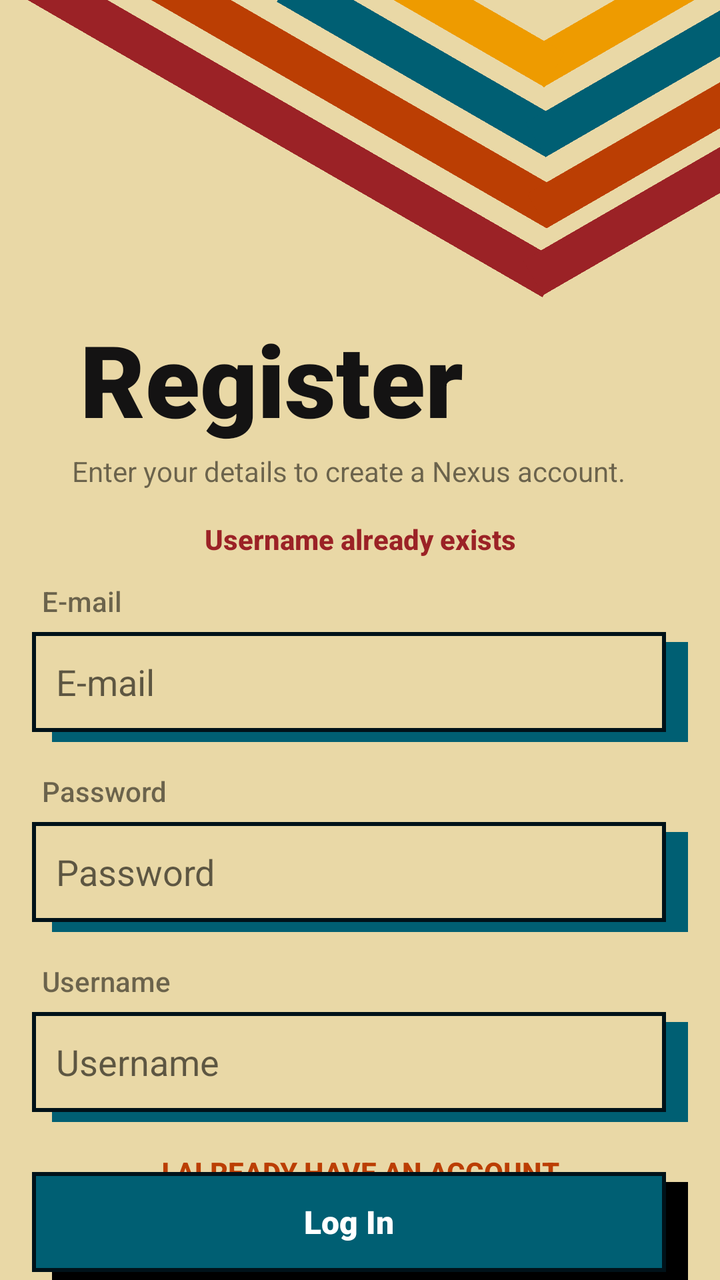
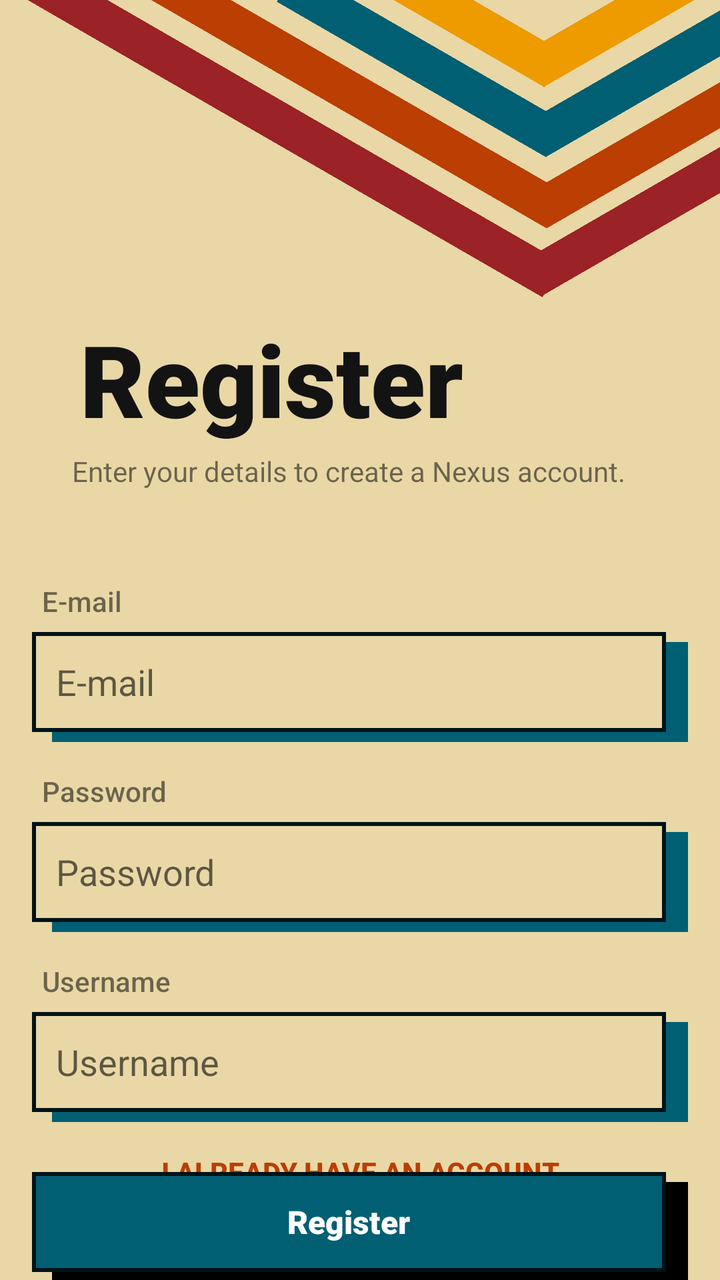

Compare the two renders of this Android layout. The source of the first and the diff that turns it into the second are given below.
<!-- AndroidManifest.xml: application theme Theme.NexusAppXml -->
<!-- res/layout/activity_register2.xml -->
<?xml version="1.0" encoding="utf-8"?>
<androidx.constraintlayout.widget.ConstraintLayout xmlns:android="http://schemas.android.com/apk/res/android"
    xmlns:app="http://schemas.android.com/apk/res-auto"
    xmlns:tools="http://schemas.android.com/tools"
    android:id="@+id/main"
    android:layout_width="match_parent"
    android:layout_height="match_parent"
    android:background="#e9d8a6"
    android:backgroundTint="#e9d8a6"
    tools:context=".ui.activity.RegisterActivity2">

    <View
        android:id="@+id/divider14"
        android:layout_width="300dp"
        android:layout_height="20dp"
        android:layout_marginTop="55dp"
        android:layout_marginEnd="64dp"
        android:background="#9b2226"
        android:rotation="30"
        android:visibility="visible"
        app:layout_constraintEnd_toEndOf="parent"
        app:layout_constraintTop_toTopOf="parent"
        tools:visibility="visible" />

    <View
        android:id="@+id/divider13"
        android:layout_width="132dp"
        android:layout_height="20dp"
        android:layout_marginTop="96dp"
        android:layout_marginEnd="-30dp"
        android:background="#9b2226"
        android:rotation="-30"
        app:layout_constraintEnd_toEndOf="parent"
        app:layout_constraintTop_toTopOf="parent" />

    <View
        android:id="@+id/divider12"
        android:layout_width="250dp"
        android:layout_height="20dp"
        android:layout_marginTop="33dp"
        android:layout_marginEnd="65dp"
        android:background="#bb3e03"
        android:rotation="30"
        android:visibility="visible"
        app:layout_constraintEnd_toEndOf="parent"
        app:layout_constraintTop_toTopOf="parent"
        tools:visibility="visible" />

    <View
        android:id="@+id/divider11"
        android:layout_width="130dp"
        android:layout_height="20dp"
        android:layout_marginTop="63dp"
        android:layout_marginEnd="-30dp"
        android:background="#bb3e03"
        android:rotation="-30"
        app:layout_constraintEnd_toEndOf="parent"
        app:layout_constraintTop_toTopOf="parent" />

    <View
        android:id="@+id/divider10"
        android:layout_width="155dp"
        android:layout_height="20dp"
        android:layout_marginTop="21dp"
        android:layout_marginEnd="72dp"
        android:background="#005f73"
        android:rotation="30"
        android:visibility="visible"
        app:layout_constraintEnd_toEndOf="parent"
        app:layout_constraintTop_toTopOf="parent"
        tools:visibility="visible" />

    <View
        android:id="@+id/divider9"
        android:layout_width="120dp"
        android:layout_height="20dp"
        android:layout_marginTop="30dp"
        android:layout_marginEnd="-20dp"
        android:background="#005f73"
        android:rotation="-30"
        app:layout_constraintEnd_toEndOf="parent"
        app:layout_constraintTop_toTopOf="parent" />

    <View
        android:id="@+id/divider2"
        android:layout_width="100dp"
        android:layout_height="20dp"
        android:background="#ee9b00"
        android:rotation="-30"
        app:layout_constraintEnd_toEndOf="parent"
        app:layout_constraintTop_toTopOf="parent" />

    <TextView
        android:id="@+id/textView"
        android:layout_width="0dp"
        android:layout_height="wrap_content"
        android:layout_marginStart="40dp"
        android:layout_marginTop="156dp"
        android:fontFamily="sans-serif-black"
        android:text="Register"
        android:textAlignment="viewStart"
        android:textColor="#141313"
        android:textSize="50sp"
        app:layout_constraintEnd_toEndOf="parent"
        app:layout_constraintHorizontal_bias="0.0"
        app:layout_constraintStart_toStartOf="parent"
        app:layout_constraintTop_toTopOf="parent" />

    <View
        android:id="@+id/divider"
        android:layout_width="100dp"
        android:layout_height="20dp"
        android:layout_marginEnd="76dp"
        android:background="#ee9b00"
        android:rotation="30"
        android:visibility="visible"
        app:layout_constraintEnd_toEndOf="parent"
        app:layout_constraintTop_toTopOf="parent"
        tools:visibility="visible" />

    <Button
        android:id="@+id/btnGoToLogin"
        style="?android:attr/borderlessButtonStyle"
        android:layout_width="wrap_content"
        android:layout_height="wrap_content"
        android:layout_marginBottom="30dp"
        android:background="#00C92323"
        android:stateListAnimator="@null"
        android:text="I already have an account"
        android:textColor="#bb3e03"
        android:textSize="14sp"
        android:textStyle="bold"
        app:layout_constraintBottom_toBottomOf="parent"
        app:layout_constraintEnd_toEndOf="parent"
        app:layout_constraintStart_toStartOf="parent" />



    
    <FrameLayout
        android:id="@+id/btnEnter"
        android:layout_width="match_parent"
        android:layout_height="wrap_content"
        android:layout_margin="16dp"
        android:clickable="true"
        android:focusable="true"
        app:layout_constraintEnd_toEndOf="parent"
        app:layout_constraintStart_toStartOf="parent"
        app:layout_constraintTop_toTopOf="parent">

        
        <View
            android:layout_width="365dp"
            android:layout_height="50dp"
            android:layout_marginStart="10dp"
            android:layout_marginTop="575dp"
            android:background="@drawable/background_botao" />

        
        <TextView
            android:id="@+id/errado"
            android:layout_width="317dp"
            android:layout_height="50dp"
            android:layout_marginTop="570dp"
            android:background="@drawable/back_bottom"
            android:fontFamily="sans-serif-black"
            android:gravity="center"
            android:text="Log In"
            android:textColor="#FFFFFF"
            android:textSize="16sp" />


    </FrameLayout>


    
    <FrameLayout
        android:layout_width="match_parent"
        android:layout_height="wrap_content"
        android:layout_margin="16dp"
        app:layout_constraintEnd_toEndOf="parent"
        app:layout_constraintStart_toStartOf="parent"
        app:layout_constraintTop_toTopOf="parent">

        <View
            android:layout_width="365dp"
            android:layout_height="50dp"
            android:layout_marginStart="10dp"
            android:layout_marginTop="305dp"
            android:background="@drawable/sombra_dura" />

        <EditText
            android:id="@+id/tvMeuTexto"
            android:layout_width="317dp"
            android:layout_height="50dp"
            android:layout_marginTop="300dp"
            android:background="@drawable/borda_edittext"
            android:gravity="center_vertical"
            android:hint="E-mail"
            android:inputType="text"
            android:textColor="#001219" />

        <TextView
            android:id="@+id/textView3"
            android:layout_width="wrap_content"
            android:layout_height="wrap_content"
            android:layout_marginStart="20dp"
            android:layout_marginTop="210dp"
            android:text="Enter your details to create a Nexus account." />

        <TextView
            android:id="@+id/textView4"
            android:layout_width="wrap_content"
            android:layout_height="wrap_content"
            android:layout_marginStart="5dp"
            android:layout_marginTop="275dp"
            android:fontFamily="sans-serif-medium"
            android:text="E-mail" />

    </FrameLayout>


    
    <FrameLayout
        android:layout_width="match_parent"
        android:layout_height="wrap_content"
        android:layout_margin="16dp"
        app:layout_constraintEnd_toEndOf="parent"
        app:layout_constraintStart_toStartOf="parent"
        app:layout_constraintTop_toTopOf="parent">

        <View
            android:layout_width="365dp"
            android:layout_height="50dp"
            android:layout_marginStart="10dp"
            android:layout_marginTop="400dp"
            android:background="@drawable/sombra_dura" />

        <EditText
            android:id="@+id/tvMeuTexto3"
            android:layout_width="317dp"
            android:layout_height="50dp"
            android:layout_marginTop="395dp"
            android:autofillHints="password"
            android:background="@drawable/borda_edittext"
            android:gravity="center_vertical"
            android:hint="Password"
            android:inputType="textPassword"
            android:textColor="#001219" />

        <TextView
            android:id="@+id/textView6"
            android:layout_width="wrap_content"
            android:layout_height="wrap_content"
            android:layout_marginStart="5dp"
            android:layout_marginTop="370dp"
            android:fontFamily="sans-serif-medium"
            android:text="Password" />

    </FrameLayout>

    
    <FrameLayout
        android:layout_width="match_parent"
        android:layout_height="wrap_content"
        android:layout_margin="16dp"
        app:layout_constraintEnd_toEndOf="parent"
        app:layout_constraintStart_toStartOf="parent"
        app:layout_constraintTop_toTopOf="parent">

        <View
            android:layout_width="365dp"
            android:layout_height="50dp"
            android:layout_marginStart="10dp"
            android:layout_marginTop="495dp"
            android:background="@drawable/sombra_dura" />

        <EditText
            android:id="@+id/tvMeuTexto4"
            android:layout_width="317dp"
            android:layout_height="50dp"
            android:layout_marginTop="490dp"
            android:autofillHints="password"
            android:background="@drawable/borda_edittext"
            android:gravity="center_vertical"
            android:hint="Username"
            android:inputType="textPassword"
            android:textColor="#001219" />

        <TextView
            android:id="@+id/txtUsername"
            android:layout_width="wrap_content"
            android:layout_height="wrap_content"
            android:layout_marginStart="5dp"
            android:layout_marginTop="465dp"
            android:fontFamily="sans-serif-medium"
            android:text="Username" />

    </FrameLayout>

    <TextView
        android:id="@+id/textView8"
        android:layout_width="wrap_content"
        android:layout_height="wrap_content"
        android:layout_marginTop="260dp"
        android:fontFamily="sans-serif-medium"
        android:text="Username already exists"
        android:textColor="#9B2226"
        android:textStyle="bold"
        app:layout_constraintEnd_toEndOf="parent"
        app:layout_constraintStart_toStartOf="parent"
        app:layout_constraintTop_toTopOf="parent" />


</androidx.constraintlayout.widget.ConstraintLayout>
<!-- resources referenced by this layout -->
<resources>
  <!-- drawable back_bottom (drawable) -->
  <?xml version="1.0" encoding="utf-8"?>
  <shape xmlns:android="http://schemas.android.com/apk/res/android"
      android:shape="rectangle">
  
      
      <solid android:color="#005f73" />
  
      
      <stroke
          android:width="2dp"
          android:color="#001219" />
  
      
      <padding
          android:left="12dp"
          android:top="12dp"
          android:right="12dp"
          android:bottom="12dp" />
  
  </shape>
  <!-- drawable background_botao (drawable) -->
  <?xml version="1.0" encoding="utf-8"?>
  <ripple xmlns:android="http://schemas.android.com/apk/res/android"
      android:color="#33001219">
      <item>
          <shape android:shape="rectangle">
              <solid android:color="#000000" />
              <stroke android:width="2dp" android:color="#000000" />
              <padding android:left="12dp" android:top="12dp" android:right="12dp" android:bottom="12dp" />
          </shape>
      </item>
  </ripple>
  <!-- drawable borda_edittext (drawable) -->
  <?xml version="1.0" encoding="utf-8"?>
  <shape xmlns:android="http://schemas.android.com/apk/res/android"
      android:shape="rectangle">
  
      
      <solid android:color="#e9d8a6" />
  
      
      <stroke
          android:width="2dp"
          android:color="#001219" />
  
      
      <padding
          android:left="12dp"
          android:top="12dp"
          android:right="12dp"
          android:bottom="12dp" />
  
  </shape>
  <!-- drawable sombra_dura (drawable) -->
  <?xml version="1.0" encoding="utf-8"?>
  <shape xmlns:android="http://schemas.android.com/apk/res/android"
      android:shape="rectangle">
      <solid android:color="#005f73" /> 
  </shape>
  <style name="Theme.NexusAppXml" parent="Theme.AppCompat.DayNight.NoActionBar">
          <item name="colorPrimary">#6200EE</item>
          <item name="colorPrimaryDark">#3700B3</item>
          <item name="colorAccent">#03DAC5</item>
      </style>
</resources>

<!-- the commit's change to res/layout/activity_register2.xml (unified diff, before → after) -->
@@ -138,7 +138,6 @@
 
     
     <FrameLayout
-        android:id="@+id/btnEnter"
         android:layout_width="match_parent"
         android:layout_height="wrap_content"
         android:layout_margin="16dp"
@@ -158,14 +157,14 @@
 
         
         <TextView
-            android:id="@+id/errado"
+            android:id="@+id/btnRegister"
             android:layout_width="317dp"
             android:layout_height="50dp"
             android:layout_marginTop="570dp"
             android:background="@drawable/back_bottom"
             android:fontFamily="sans-serif-black"
             android:gravity="center"
-            android:text="Log In"
+            android:text="Register"
             android:textColor="#FFFFFF"
             android:textSize="16sp" />
 
@@ -190,7 +189,7 @@
             android:background="@drawable/sombra_dura" />
 
         <EditText
-            android:id="@+id/tvMeuTexto"
+            android:id="@+id/formEmail"
             android:layout_width="317dp"
             android:layout_height="50dp"
             android:layout_marginTop="300dp"
@@ -209,7 +208,7 @@
             android:text="Enter your details to create a Nexus account." />
 
         <TextView
-            android:id="@+id/textView4"
+            android:id="@+id/txtEmail"
             android:layout_width="wrap_content"
             android:layout_height="wrap_content"
             android:layout_marginStart="5dp"
@@ -237,7 +236,7 @@
             android:background="@drawable/sombra_dura" />
 
         <EditText
-            android:id="@+id/tvMeuTexto3"
+            android:id="@+id/formPassword"
             android:layout_width="317dp"
             android:layout_height="50dp"
             android:layout_marginTop="395dp"
@@ -249,7 +248,7 @@
             android:textColor="#001219" />
 
         <TextView
-            android:id="@+id/textView6"
+            android:id="@+id/txtPassword"
             android:layout_width="wrap_content"
             android:layout_height="wrap_content"
             android:layout_marginStart="5dp"
@@ -276,7 +275,7 @@
             android:background="@drawable/sombra_dura" />
 
         <EditText
-            android:id="@+id/tvMeuTexto4"
+            android:id="@+id/formUsername"
             android:layout_width="317dp"
             android:layout_height="50dp"
             android:layout_marginTop="490dp"
@@ -284,7 +283,7 @@
             android:background="@drawable/borda_edittext"
             android:gravity="center_vertical"
             android:hint="Username"
-            android:inputType="textPassword"
+            android:inputType="text"
             android:textColor="#001219" />
 
         <TextView
@@ -299,12 +298,11 @@
     </FrameLayout>
 
     <TextView
-        android:id="@+id/textView8"
+        android:id="@+id/txtErrorMessage"
         android:layout_width="wrap_content"
         android:layout_height="wrap_content"
         android:layout_marginTop="260dp"
         android:fontFamily="sans-serif-medium"
-        android:text="Username already exists"
         android:textColor="#9B2226"
         android:textStyle="bold"
         app:layout_constraintEnd_toEndOf="parent"
<!-- resource entries referenced after the edit -->
@@ -2,25 +2,35 @@
 <resources>
   <!-- drawable back_bottom (drawable) -->
   <?xml version="1.0" encoding="utf-8"?>
-  <shape xmlns:android="http://schemas.android.com/apk/res/android"
-      android:shape="rectangle">
+  <selector xmlns:android="http://schemas.android.com/apk/res/android">
   
       
-      <solid android:color="#005f73" />
+      <item android:state_pressed="true">
+          <shape android:shape="rectangle">
+              <solid android:color="#0a9396" /> 
+              <stroke android:width="2dp" android:color="#001219" />
+              <padding
+                  android:left="12dp"
+                  android:top="12dp"
+                  android:right="12dp"
+                  android:bottom="12dp" />
+          </shape>
+      </item>
   
       
-      <stroke
-          android:width="2dp"
-          android:color="#001219" />
+      <item>
+          <shape android:shape="rectangle">
+              <solid android:color="#005f73" /> 
+              <stroke android:width="2dp" android:color="#001219" />
+              <padding
+                  android:left="12dp"
+                  android:top="12dp"
+                  android:right="12dp"
+                  android:bottom="12dp" />
+          </shape>
+      </item>
   
-      
-      <padding
-          android:left="12dp"
-          android:top="12dp"
-          android:right="12dp"
-          android:bottom="12dp" />
-  
-  </shape>
+  </selector>
   <!-- drawable background_botao (drawable) -->
   <?xml version="1.0" encoding="utf-8"?>
   <ripple xmlns:android="http://schemas.android.com/apk/res/android"
